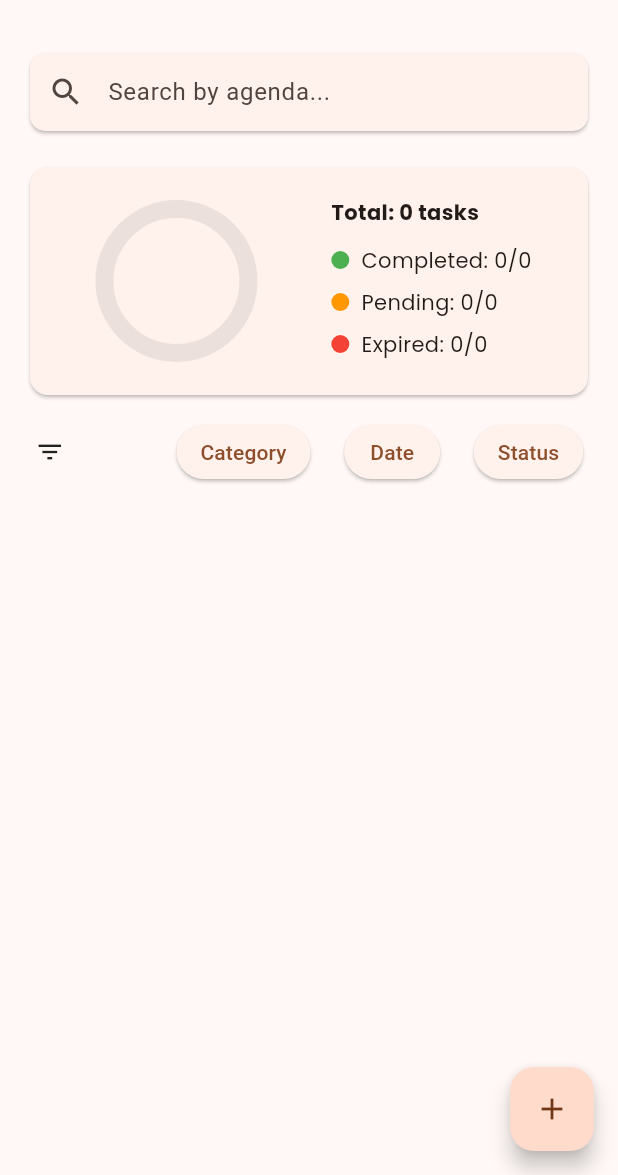
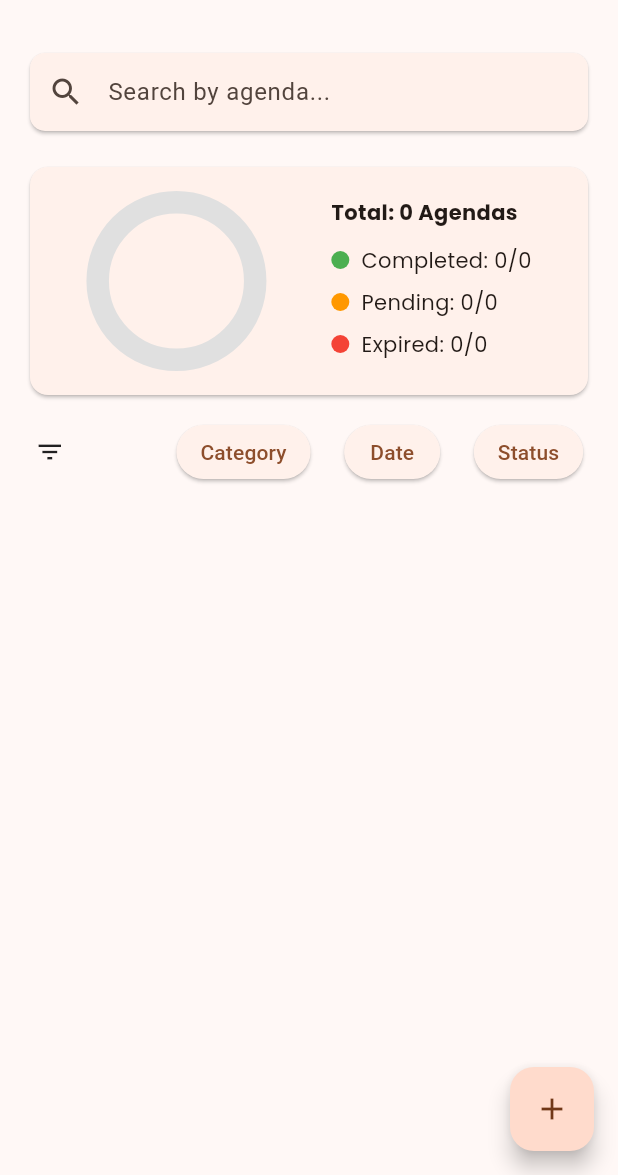
Before and after one commit to olaeben/myagenda_app, a Flutter app: the screen it shows after launch, after a tap on an icon or button, on a phone screen of 412 x 824 dp, the part 61-1236 px from its top. Run offline on Flutter 3.47's test engine with Material 3 defaults, Android fonts, the phone set to English and light mode, and no system bars; our stand-ins replace flutter_local_notifications, hive, hive_flutter, shared_preferences, timezone; missing offline and left inert: rive_animated_icon; accounts and stored records are empty.

Commit message:
Updated Arc

```diff
--- a/lib/widgets/agenda_tile.dart
+++ b/lib/widgets/agenda_tile.dart
@@ -1,6 +1,5 @@
 import 'package:flutter/material.dart';
 import 'package:rive_animated_icon/rive_animated_icon.dart';
-
 import '../models/agenda_model.dart';
 import 'custom_text.dart';
 
@@ -81,9 +80,7 @@ class AgendaTile extends StatelessWidget {
             onHover: (value) {}),
       ),
       onDismissed: (direction) {
-        if (direction == DismissDirection.startToEnd) {
-          // Delete handled by confirmDismiss
-        }
+        if (direction == DismissDirection.startToEnd) {}
       },
       dismissThresholds: const {
         DismissDirection.startToEnd: 0.4,
--- a/lib/widgets/category_selector.dart
+++ b/lib/widgets/category_selector.dart
@@ -93,8 +93,7 @@ class _CategorySelectorState extends State<CategorySelector> {
       children: [
         ...widget.categories.map(
           (category) => category != 'Default'
-              ? // Don't allow deleting Default category
-              Dismissible(
+              ? Dismissible(
                   key: Key(category),
                   direction: DismissDirection.endToStart,
                   confirmDismiss: (direction) async {
--- /dev/null
+++ b/lib/widgets/circular_status_indicator.dart
@@ -0,0 +1,121 @@
+import 'dart:math';
+import 'package:flutter/material.dart';
+
+class CircularStatusIndicator extends StatelessWidget {
+  final Map<String, double> values;
+  final double size;
+  final double strokeWidth;
+
+  const CircularStatusIndicator({
+    Key? key,
+    required this.values,
+    this.size = 200,
+    this.strokeWidth = 20,
+  }) : super(key: key);
+
+  @override
+  Widget build(BuildContext context) {
+    return SizedBox(
+      width: size,
+      height: size,
+      child: CustomPaint(
+        painter: CircularStatusPainter(
+          values: values,
+          strokeWidth: strokeWidth,
+        ),
+      ),
+    );
+  }
+
+  Color _getStatusColor(String status) {
+    switch (status.toLowerCase()) {
+      case 'completed':
+        return Colors.green;
+      case 'pending':
+        return Colors.orange;
+      case 'expired':
+        return Colors.red;
+      default:
+        return Colors.grey;
+    }
+  }
+}
+
+class CircularStatusPainter extends CustomPainter {
+  final Map<String, double> values;
+  final double strokeWidth;
+
+  CircularStatusPainter({
+    required this.values,
+    required this.strokeWidth,
+  });
+
+  @override
+  void paint(Canvas canvas, Size size) {
+    final center = Offset(size.width / 2, size.height / 2);
+    final baseRadius = (size.width - strokeWidth) / 2;
+
+    if (values.isEmpty || values.values.every((value) => value == 0)) {
+      final paint = Paint()
+        ..style = PaintingStyle.stroke
+        ..strokeWidth = strokeWidth
+        ..strokeCap = StrokeCap.butt
+        ..color = Colors.grey.shade300;
+
+      canvas.drawArc(
+        Rect.fromCircle(center: center, radius: baseRadius),
+        0,
+        2 * pi,
+        false,
+        paint,
+      );
+      return;
+    }
+
+    double startAngle = pi / 2;
+    final sortedEntries = values.entries.toList()
+      ..sort((a, b) => b.value.compareTo(a.value));
+
+    const double gapAngle = 0.02;
+
+    for (var i = 0; i < sortedEntries.length; i++) {
+      final entry = sortedEntries[i];
+      final radius = baseRadius - (i * strokeWidth * 0.2);
+      final currentStrokeWidth =
+          strokeWidth * (1 + (0.5 * (sortedEntries.length - i - 1)));
+
+      final sweepAngle = (2 * pi * (entry.value / 100)) -
+          (gapAngle * (sortedEntries.length - 1));
+      final paint = Paint()
+        ..style = PaintingStyle.stroke
+        ..strokeWidth = currentStrokeWidth
+        ..strokeCap = StrokeCap.butt
+        ..color = _getColor(entry.key.toLowerCase());
+
+      canvas.drawArc(
+        Rect.fromCircle(center: center, radius: radius),
+        startAngle,
+        sweepAngle,
+        false,
+        paint,
+      );
+      startAngle += sweepAngle + gapAngle;
+    }
+  }
+
+  Color _getColor(String status) {
+    switch (status) {
+      case 'completed':
+        return Colors.green;
+      case 'pending':
+        return Colors.orange;
+      case 'expired':
+        return Colors.red;
+      default:
+        return Colors.grey;
+    }
+  }
+
+  @override
+  bool shouldRepaint(CustomPainter oldDelegate) => true;
+}
--- a/lib/widgets/custom_progress_indicator.dart
+++ /dev/null
@@ -1,145 +0,0 @@
-import 'dart:math';
-import 'package:flutter/material.dart';
-
-class CustomProgressIndicator extends StatefulWidget {
-  final double completedPercentage;
-  final double pendingPercentage;
-  final double expiredPercentage;
-  final double size;
-
-  const CustomProgressIndicator({
-    Key? key,
-    required this.completedPercentage,
-    required this.pendingPercentage,
-    required this.expiredPercentage,
-    this.size = 200,
-  }) : super(key: key);
-
-  @override
-  State<CustomProgressIndicator> createState() =>
-      _CustomProgressIndicatorState();
-}
-
-class _CustomProgressIndicatorState extends State<CustomProgressIndicator> {
-  @override
-  Widget build(BuildContext context) {
-    final isLightMode = Theme.of(context).brightness == Brightness.light;
-    return SizedBox(
-      width: widget.size,
-      height: widget.size,
-      child: CustomPaint(
-        painter: ProgressPainter(
-          completed: widget.completedPercentage,
-          pending: widget.pendingPercentage,
-          expired: widget.expiredPercentage,
-          isLightMode: isLightMode,
-        ),
-      ),
-    );
-  }
-
-  Widget _buildLegendItem(String label, Color color) {
-    return Container(
-      padding: EdgeInsets.symmetric(horizontal: 4),
-      child: Row(
-        mainAxisSize: MainAxisSize.min,
-        children: [
-          Container(
-            width: 12,
-            height: 12,
-            decoration: BoxDecoration(
-              color: color,
-              shape: BoxShape.circle,
-            ),
-          ),
-          const SizedBox(width: 4),
-          Text(
-            label,
-            style: TextStyle(fontSize: 12),
-          ),
-        ],
-      ),
-    );
-  }
-}
-
-class ProgressPainter extends CustomPainter {
-  final double completed;
-  final double pending;
-  final double expired;
-  final bool isLightMode;
-
-  ProgressPainter({
-    required this.completed,
-    required this.pending,
-    required this.expired,
-    required this.isLightMode,
-  });
-
-  @override
-  void paint(Canvas canvas, Size size) {
-    final center = Offset(size.width / 2, size.height / 2);
-    final radius = min(size.width, size.height) / 2;
-    final strokeWidth = radius * 0.2;
-
-    final paint = Paint()
-      ..style = PaintingStyle.stroke
-      ..strokeWidth = strokeWidth
-      ..strokeCap = StrokeCap.round;
-
-    // Draw background arc
-    paint.color = Colors.grey.withOpacity(0.2);
-    canvas.drawArc(
-      Rect.fromCircle(center: center, radius: radius - strokeWidth),
-      -pi / 2,
-      2 * pi,
-      false,
-      paint,
-    );
-
-    // Draw progress arcs
-    final total = completed + pending + expired;
-    var startAngle = -pi / 2;
-
-    // Completed
-    if (completed > 0) {
-      paint.color = Colors.green;
-      canvas.drawArc(
-        Rect.fromCircle(center: center, radius: radius - strokeWidth),
-        startAngle,
-        (completed / total) * 2 * pi,
-        false,
-        paint,
-      );
-      startAngle += (completed / total) * 2 * pi;
-    }
-
-    // Pending
-    if (pending > 0) {
-      paint.color = Colors.amber;
-      canvas.drawArc(
-        Rect.fromCircle(center: center, radius: radius - strokeWidth),
-        startAngle,
-        (pending / total) * 2 * pi,
-        false,
-        paint,
-      );
-      startAngle += (pending / total) * 2 * pi;
-    }
-
-    // Expired
-    if (expired > 0) {
-      paint.color = Colors.red;
-      canvas.drawArc(
-        Rect.fromCircle(center: center, radius: radius - strokeWidth),
-        startAngle,
-        (expired / total) * 2 * pi,
-        false,
-        paint,
-      );
-    }
-  }
-
-  @override
-  bool shouldRepaint(covariant CustomPainter oldDelegate) => true;
-}
--- a/lib/widgets/stats_card.dart
+++ b/lib/widgets/stats_card.dart
@@ -1,8 +1,5 @@
 import 'package:flutter/material.dart';
-import 'package:intl/intl.dart';
-
-import 'custom_progress_indicator.dart';
-import 'custom_text.dart';
+import 'circular_status_indicator.dart';
 
 class StatsCard extends StatelessWidget {
   final int totalAgendas;
@@ -26,16 +23,19 @@ class StatsCard extends StatelessWidget {
         child: Row(
           mainAxisAlignment: MainAxisAlignment.spaceAround,
           children: [
-            // Progress Circle
             SizedBox(
               width: 120,
               height: 120,
               child: Stack(
                 children: [
-                  CustomProgressIndicator(
-                    completedPercentage: completedPercentage,
-                    pendingPercentage: pendingPercentage,
-                    expiredPercentage: expiredPercentage,
+                  CircularStatusIndicator(
+                    values: {
+                      'Completed': completedPercentage,
+                      'Pending': pendingPercentage,
+                      'Expired': expiredPercentage,
+                    },
+                    size: 120,
+                    strokeWidth: 15,
                   ),
                 ],
               ),
@@ -45,7 +45,7 @@ class StatsCard extends StatelessWidget {
               crossAxisAlignment: CrossAxisAlignment.start,
               children: [
                 Text(
-                  'Total: $totalAgendas tasks',
+                  'Total: $totalAgendas Agendas',
                   style: TextStyle(
                     fontFamily: 'Poppins',
                     fontWeight: FontWeight.bold,
```
